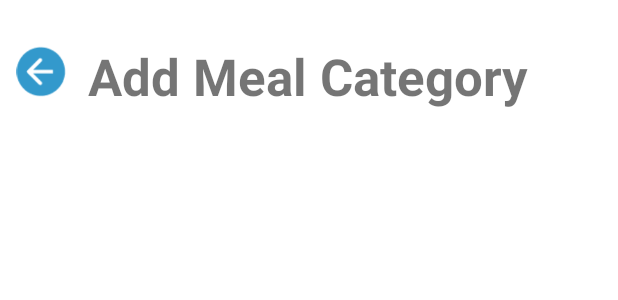
After one commit to Xuan12216/OrdingSystem, an Android app: the layout activity_add_meal_category.xml on its own in the app's theme, with its tools: preview values and no code run, on a phone screen of 412 x 824 dp. The commit adds this screen. Shown: the top 300 px of the screen. Run offline under Robolectric (Android 15) with nearby library versions, the light colour scheme and no system bars.

Commit message:
Edit some firebase name and add some uncompleted category activity

```diff
--- a/app/src/main/java/com/example/foodordering/loginAndRegister/Register_activity.java
+++ b/app/src/main/java/com/example/foodordering/loginAndRegister/Register_activity.java
@@ -29,6 +29,7 @@ public class Register_activity extends AppCompatActivity implements View.OnClick
     String identity = "none";
     String phone = "none";
     String address = "none";
+    String total_meals = "0";
 
     private FirebaseAuth myAuth;
     @Override
@@ -112,7 +113,7 @@ public class Register_activity extends AppCompatActivity implements View.OnClick
         }
         if (password.length()<6)
         {
-            editPassword.setError("Min password lenght should be 6 characters !");
+            editPassword.setError("Min password length should be 6 characters !");
             editPassword.requestFocus();
             return;
         }
--- /dev/null
+++ b/app/src/main/res/layout/activity_add_meal_category.xml
@@ -0,0 +1,57 @@
+<?xml version="1.0" encoding="utf-8"?>
+<androidx.constraintlayout.widget.ConstraintLayout xmlns:android="http://schemas.android.com/apk/res/android"
+    xmlns:app="http://schemas.android.com/apk/res-auto"
+    xmlns:tools="http://schemas.android.com/tools"
+    android:id="@+id/relativeLayout"
+    android:layout_width="match_parent"
+    android:layout_height="match_parent"
+    tools:context=".AddMealCategoryActivity" >
+
+    <ImageView
+        android:id="@+id/button_back_add_category"
+        android:layout_width="35dp"
+        android:layout_height="35dp"
+        android:layout_marginStart="10dp"
+        android:layout_marginTop="30dp"
+        app:layout_constraintStart_toStartOf="parent"
+        app:layout_constraintTop_toTopOf="parent"
+        app:srcCompat="@drawable/previous_icon" />
+
+    <ImageView
+        android:id="@+id/button_back_add_meal"
+        android:layout_width="35dp"
+        android:layout_height="35dp"
+        android:layout_marginStart="10dp"
+        android:layout_marginTop="30dp"
+        app:layout_constraintStart_toStartOf="parent"
+        app:layout_constraintTop_toTopOf="parent"
+        app:srcCompat="@drawable/previous_icon" />
+
+    <TextView
+        android:id="@+id/text_add_meals_category"
+        android:layout_width="wrap_content"
+        android:layout_height="wrap_content"
+        android:layout_marginTop="28dp"
+        android:text="Add Meal Category"
+        android:textAlignment="center"
+        android:textSize="34sp"
+        android:textStyle="bold"
+        app:layout_constraintEnd_toEndOf="parent"
+        app:layout_constraintHorizontal_bias="0.497"
+        app:layout_constraintStart_toStartOf="parent"
+        app:layout_constraintTop_toTopOf="parent" />
+
+    <ListView
+        android:id="@+id/list_view_add_category"
+        android:layout_width="0dp"
+        android:layout_height="0dp"
+        android:layout_marginStart="16dp"
+        android:layout_marginTop="24dp"
+        android:layout_marginEnd="16dp"
+        android:layout_marginBottom="24dp"
+        app:layout_constraintBottom_toBottomOf="parent"
+        app:layout_constraintEnd_toEndOf="parent"
+        app:layout_constraintStart_toStartOf="parent"
+        app:layout_constraintTop_toBottomOf="@+id/text_add_meals_category" />
+
+</androidx.constraintlayout.widget.ConstraintLayout>
--- a/app/src/main/res/layout/activity_add_meals.xml
+++ b/app/src/main/res/layout/activity_add_meals.xml
@@ -7,7 +7,7 @@
     tools:context=".AddMeals_activity">
 
     <ImageView
-        android:id="@+id/back_button"
+        android:id="@+id/button_back_add_meal"
         android:layout_width="35dp"
         android:layout_height="35dp"
         android:layout_marginStart="10dp"
```
Also changed, not shown: app/src/main/AndroidManifest.xml (+10 -1 lines), app/src/main/java/com/example/foodordering/AddMealCategoryActivity.java (added, +47 -0 lines), app/src/main/java/com/example/foodordering/AddMealCategoryAdapterActivity.java (added, +56 -0 lines), app/src/main/java/com/example/foodordering/AddMeals_activity.java (+43 -17 lines), app/src/main/res/layout/activity_add_meal_category_adapter.xml (added, +9 -0 lines).
